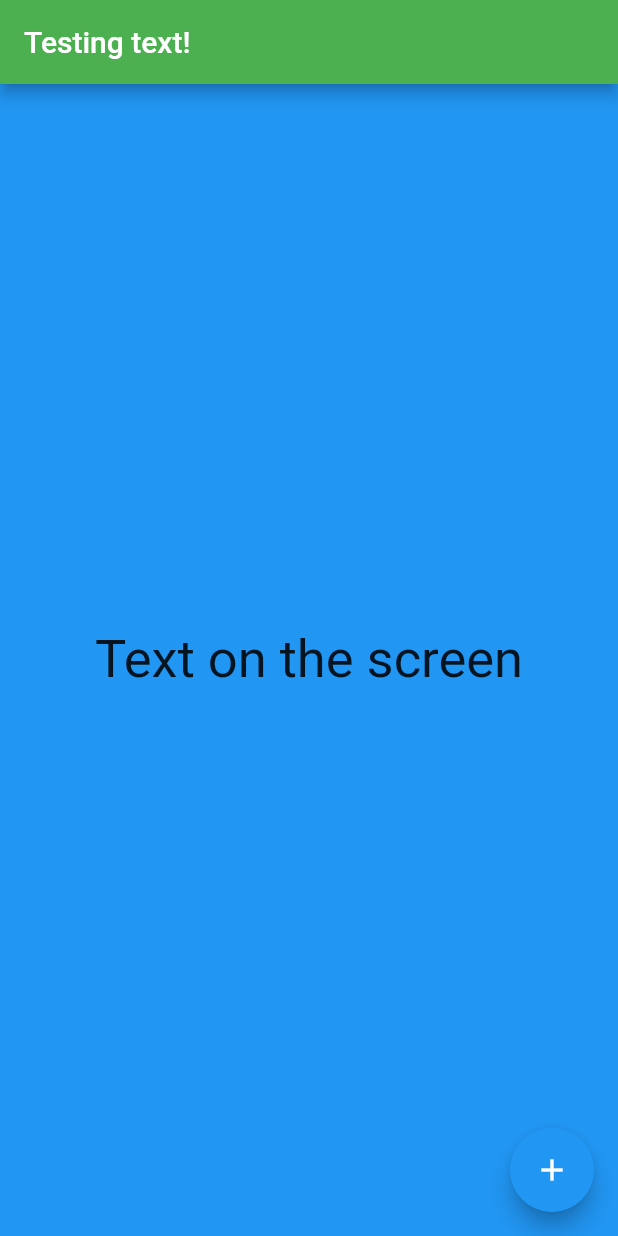
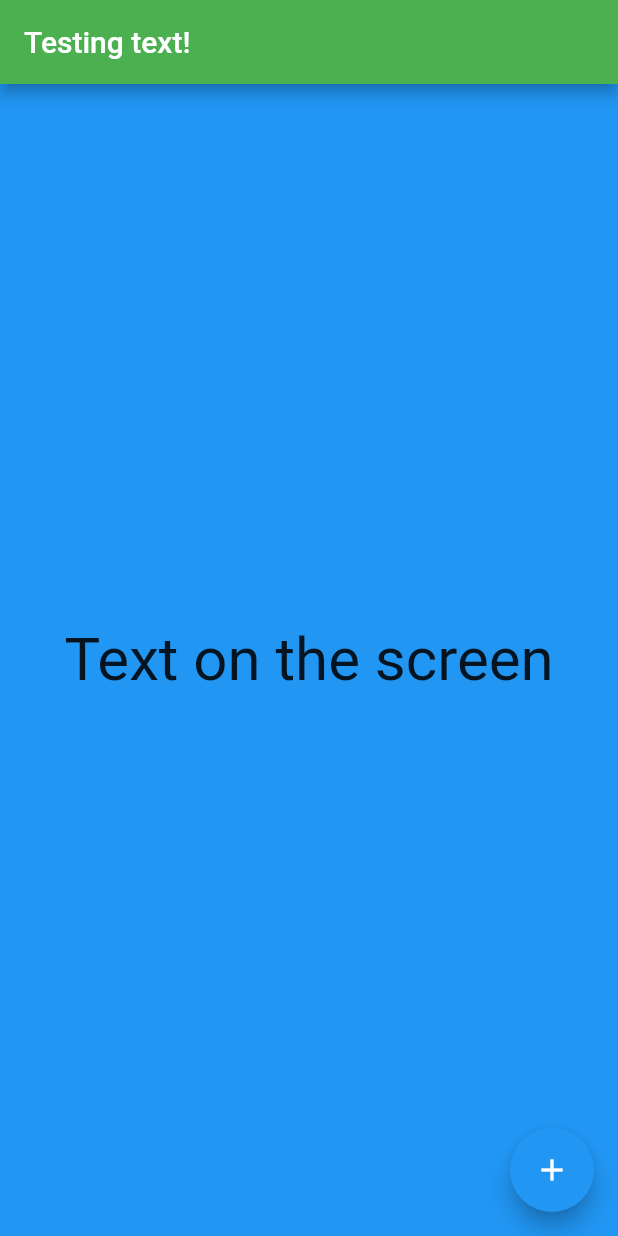
Before and after one commit to JustSomeStudent/ChatApp, a Flutter app: the screen it shows after launch, on a phone screen of 412 x 824 dp. Run offline on Flutter 3.47's test engine with Material 2 defaults, Android fonts, the phone set to English and light mode, and no system bars.

Commit message:
changed fontSize value to 40

```diff
--- a/lib/main.dart
+++ b/lib/main.dart
@@ -1,7 +1,7 @@
 import 'package:flutter/material.dart';
 
 void main() {
-  runApp ( MyApp() );
+  runApp ( const MyApp() );
 }
 
 class MyApp extends StatelessWidget {
@@ -26,7 +26,7 @@ class MyApp extends StatelessWidget {
         ),
         body: const Center(
           child: Text ('Text on the screen',
-            style: TextStyle(fontSize: 35),
+            style: TextStyle(fontSize: 40),
           ),
         ),
 
```
